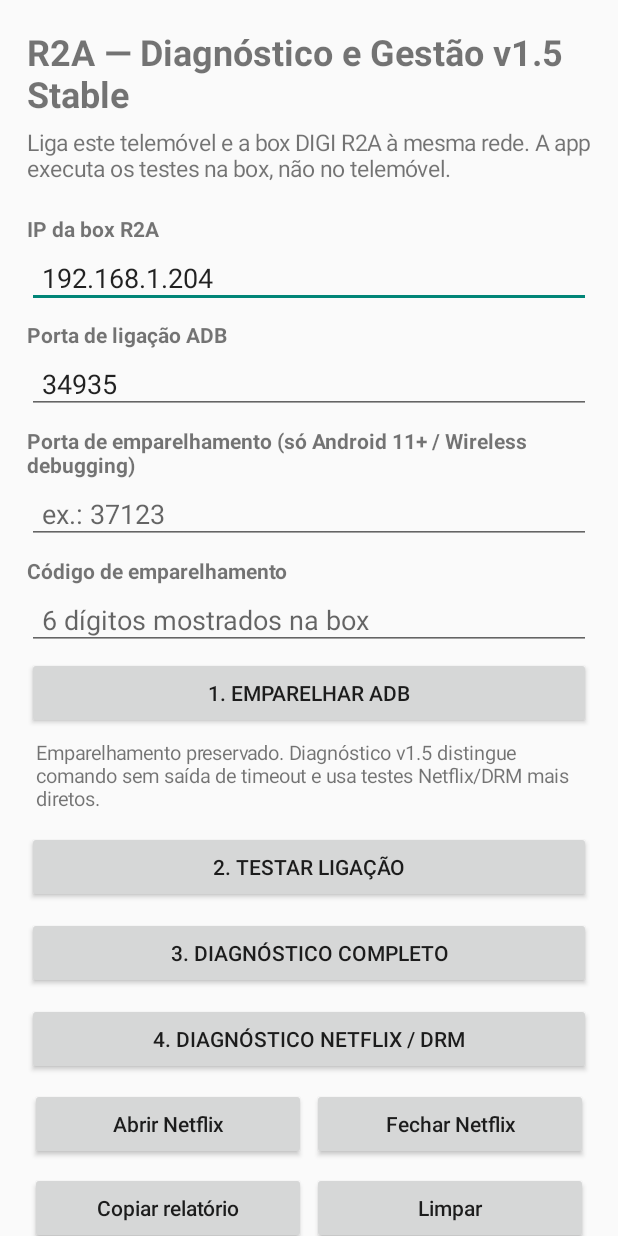
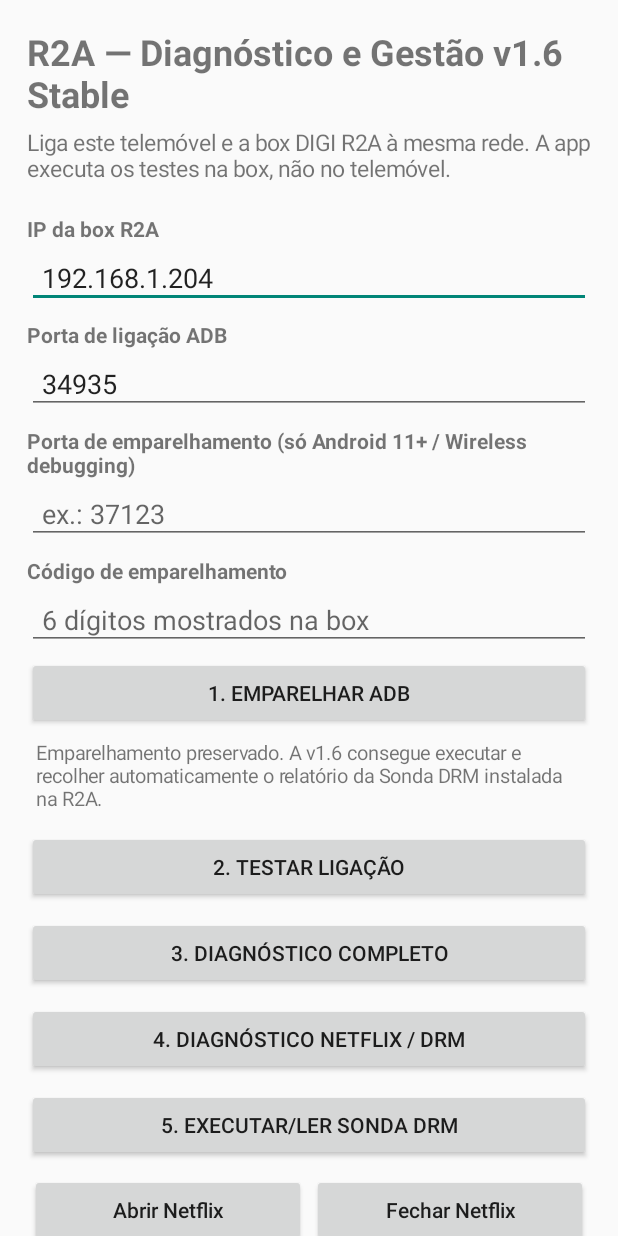
Before and after one commit to karlovitch/horarios-familia-2026-2027, an Android app: the screen it shows after launch (MainActivity), on a phone screen of 412 x 824 dp. Run offline under Robolectric (Android 15) with nearby library versions, the light colour scheme and no system bars; libraries missing offline, so code that uses them is left out: io.github.muntashirakon.adb.

Commit message:
R2A Stable v1.6: executar e ler Sonda DRM

```diff
--- a/android-r2a-manager/app/src/main/java/pt/horariosfamilia/r2a/MainActivity.kt
+++ b/android-r2a-manager/app/src/main/java/pt/horariosfamilia/r2a/MainActivity.kt
@@ -57,7 +57,7 @@ class MainActivity : Activity() {
         scroll.addView(root)
 
         root.addView(TextView(this).apply {
-            text = "R2A — Diagnóstico e Gestão v1.5 Stable"
+            text = "R2A — Diagnóstico e Gestão v1.6 Stable"
             textSize = 24f
             setTypeface(typeface, Typeface.BOLD)
         })
@@ -85,7 +85,7 @@ class MainActivity : Activity() {
 
         root.addView(button("1. EMPARELHAR ADB") { pairDevice() })
         pairStatusView = TextView(this).apply {
-            text = "Emparelhamento preservado. Diagnóstico v1.5 distingue comando sem saída de timeout e usa testes Netflix/DRM mais diretos."
+            text = "Emparelhamento preservado. A v1.6 consegue executar e recolher automaticamente o relatório da Sonda DRM instalada na R2A."
             textSize = 13f
             setPadding(dp(6), dp(2), dp(6), dp(8))
         }
@@ -93,6 +93,7 @@ class MainActivity : Activity() {
         root.addView(button("2. TESTAR LIGAÇÃO") { testConnection() })
         root.addView(button("3. DIAGNÓSTICO COMPLETO") { fullDiagnostic() })
         root.addView(button("4. DIAGNÓSTICO NETFLIX / DRM") { netflixDiagnostic() })
+        root.addView(button("5. EXECUTAR/LER SONDA DRM") { runAndReadDrmProbe() })
 
         val row1 = LinearLayout(this).apply {
             orientation = LinearLayout.HORIZONTAL
@@ -391,6 +392,25 @@ class MainActivity : Activity() {
             !value.startsWith("[erro", true)
     }
 
+    private fun runAndReadDrmProbe() {
+        runWithDevice("SONDA DRM") { manager ->
+            busy(true, "A abrir a Sonda DRM na R2A e a aguardar o relatório…")
+            val command =
+                "rm -f /sdcard/Download/R2A_DRM_PROBE.txt /storage/emulated/0/Download/R2A_DRM_PROBE.txt 2>/dev/null; " +
+                "monkey -p pt.horariosfamilia.r2a.drmprobe -c android.intent.category.LAUNCHER 1 >/dev/null 2>&1; " +
+                "i=0; while [ \\$i -lt 20 ]; do " +
+                "if [ -s /sdcard/Download/R2A_DRM_PROBE.txt ]; then cat /sdcard/Download/R2A_DRM_PROBE.txt; exit 0; fi; " +
+                "if [ -s /storage/emulated/0/Download/R2A_DRM_PROBE.txt ]; then cat /storage/emulated/0/Download/R2A_DRM_PROBE.txt; exit 0; fi; " +
+                "sleep 1; i=\\$((i+1)); done; echo __R2A_PROBE_NOT_FOUND__"
+            val report = safeShell(manager, command, 30000L)
+            if (report.contains("__R2A_PROBE_NOT_FOUND__")) {
+                "A Sonda DRM não produziu o ficheiro esperado. Confirma que a APK «R2A DRM Probe» está instalada na box e volta a tentar."
+            } else {
+                report
+            }
+        }
+    }
+
     private fun remoteCommand(title: String, command: String) {
         runWithDevice(title.uppercase(Locale.ROOT)) { manager ->
             safeShell(manager, command).ifBlank { "Comando enviado." }
```
